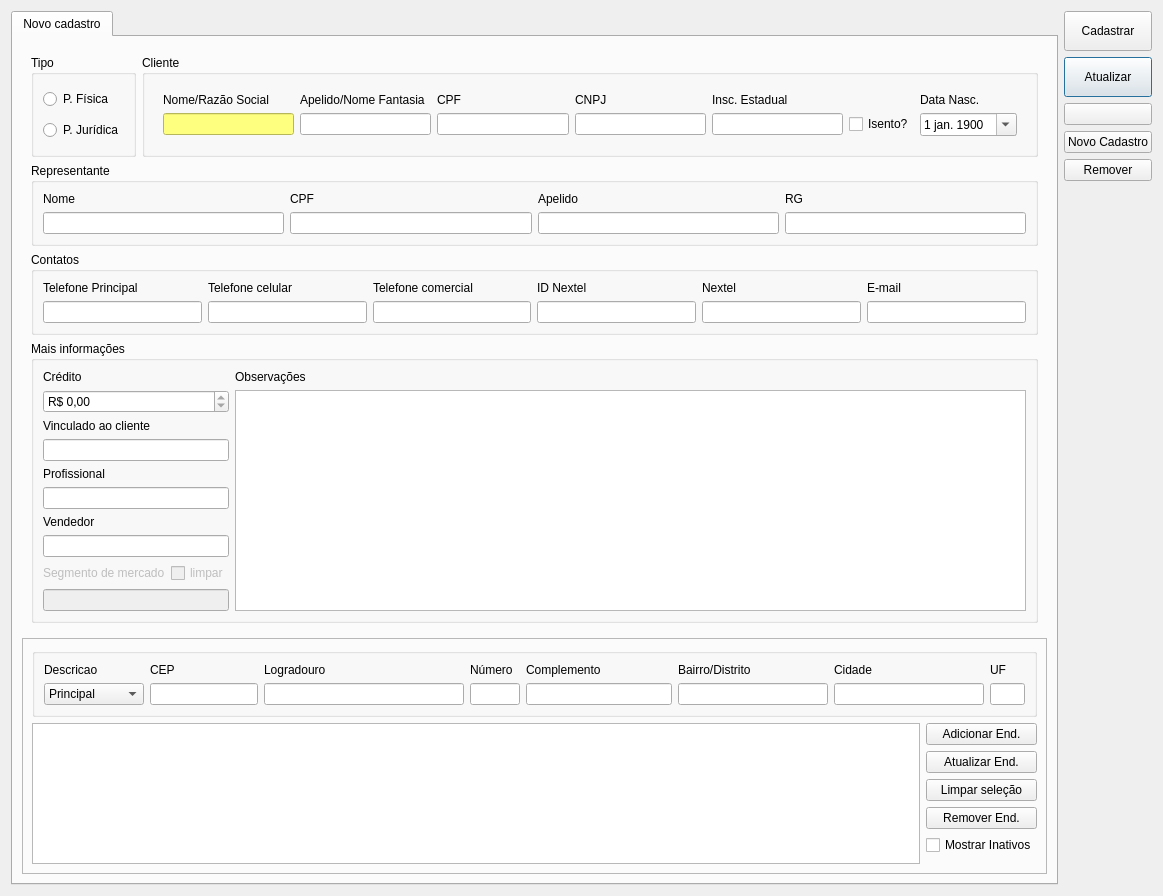
Old version of the form ui/cadastrocliente.ui in the repository lellisls/ERP-STACCATO.
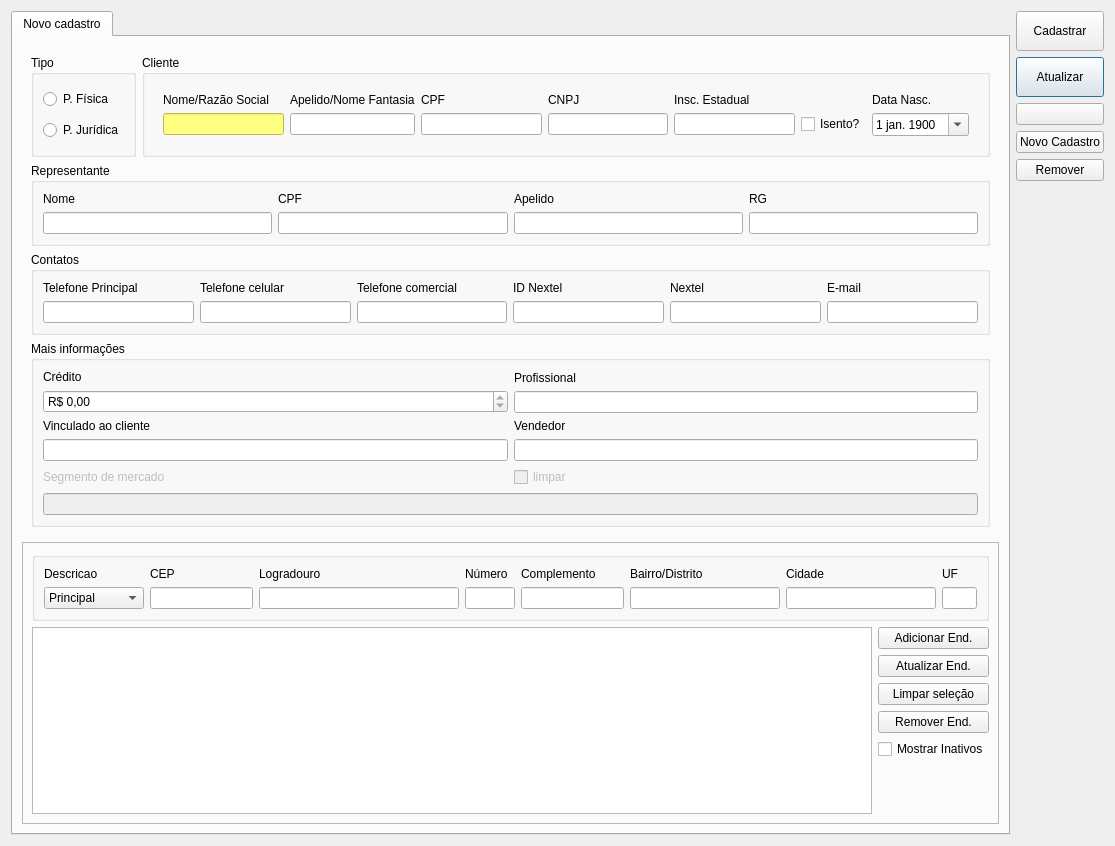
New version of the form. Icons and pictures are not drawn. Custom widgets are drawn as their Qt base class.

Patch:
```diff
--- a/ui/cadastrocliente.ui
+++ b/ui/cadastrocliente.ui
@@ -9,8 +9,8 @@
    <rect>
     <x>0</x>
     <y>0</y>
-    <width>1163</width>
-    <height>896</height>
+    <width>1115</width>
+    <height>846</height>
    </rect>
   </property>
   <property name="windowTitle">
@@ -560,60 +560,52 @@
                <string>Mais informações</string>
               </property>
               <layout class="QGridLayout" name="gridLayout">
-               <item row="0" column="0">
-                <layout class="QGridLayout" name="gridLayout_11">
-                 <item row="3" column="0" colspan="2">
-                  <widget class="ItemBox" name="itemBoxCliente">
-                   <property name="accessibleName">
-                    <string>Cliente Vinculado</string>
+               <item row="2" column="1">
+                <layout class="QVBoxLayout" name="verticalLayout_7">
+                 <item>
+                  <widget class="QLabel" name="label_41">
+                   <property name="text">
+                    <string>Vendedor</string>
                    </property>
                   </widget>
                  </item>
-                 <item row="7" column="0" colspan="2">
+                 <item>
                   <widget class="ItemBox" name="itemBoxVendedor">
                    <property name="accessibleName">
                     <string>Vendedor</string>
                    </property>
                   </widget>
                  </item>
-                 <item row="5" column="0" colspan="2">
+                </layout>
+               </item>
+               <item row="0" column="1">
+                <layout class="QVBoxLayout" name="verticalLayout_6">
+                 <item>
+                  <widget class="QLabel" name="label_42">
+                   <property name="text">
+                    <string>Profissional</string>
+                   </property>
+                  </widget>
+                 </item>
+                 <item>
                   <widget class="ItemBox" name="itemBoxProfissional">
                    <property name="accessibleName">
                     <string>Profissional</string>
                    </property>
                   </widget>
                  </item>
-                 <item row="8" column="1">
-                  <widget class="QCheckBox" name="checkBox_4">
-                   <property name="enabled">
-                    <bool>false</bool>
-                   </property>
+                </layout>
+               </item>
+               <item row="0" column="0">
+                <layout class="QVBoxLayout" name="verticalLayout_2">
+                 <item>
+                  <widget class="QLabel" name="label_2">
                    <property name="text">
-                    <string>limpar</string>
+                    <string>Crédito</string>
                    </property>
                   </widget>
                  </item>
-                 <item row="9" column="0" colspan="2">
-                  <widget class="QLineEdit" name="lineEditSegmento">
-                   <property name="enabled">
-                    <bool>false</bool>
-                   </property>
-                   <property name="accessibleName">
-                    <string>Segmento de Mercado</string>
-                   </property>
-                  </widget>
-                 </item>
-                 <item row="8" column="0">
-                  <widget class="QLabel" name="label_44">
-                   <property name="enabled">
-                    <bool>false</bool>
-                   </property>
-                   <property name="text">
-                    <string>Segmento de mercado</string>
-                   </property>
-                  </widget>
-                 </item>
-                 <item row="1" column="0" colspan="2">
+                 <item>
                   <widget class="QDoubleSpinBox" name="doubleSpinBoxCredito">
                    <property name="readOnly">
                     <bool>true</bool>
@@ -626,52 +618,55 @@
                    </property>
                   </widget>
                  </item>
-                 <item row="6" column="0" colspan="2">
-                  <widget class="QLabel" name="label_41">
-                   <property name="text">
-                    <string>Vendedor</string>
-                   </property>
-                  </widget>
-                 </item>
-                 <item row="4" column="0" colspan="2">
-                  <widget class="QLabel" name="label_42">
-                   <property name="text">
-                    <string>Profissional</string>
-                   </property>
-                  </widget>
-                 </item>
-                 <item row="2" column="0" colspan="2">
+                </layout>
+               </item>
+               <item row="2" column="0">
+                <layout class="QVBoxLayout" name="verticalLayout_5">
+                 <item>
                   <widget class="QLabel" name="label_43">
                    <property name="text">
                     <string>Vinculado ao cliente</string>
                    </property>
                   </widget>
                  </item>
-                 <item row="0" column="0" colspan="2">
-                  <widget class="QLabel" name="label_2">
-                   <property name="text">
-                    <string>Crédito</string>
+                 <item>
+                  <widget class="ItemBox" name="itemBoxCliente">
+                   <property name="accessibleName">
+                    <string>Cliente Vinculado</string>
                    </property>
                   </widget>
                  </item>
                 </layout>
                </item>
-               <item row="0" column="1">
-                <layout class="QVBoxLayout" name="verticalLayout_2">
-                 <item>
-                  <widget class="QLabel" name="label_40">
+               <item row="3" column="0" colspan="2">
+                <layout class="QGridLayout" name="gridLayout_7">
+                 <item row="0" column="0">
+                  <widget class="QLabel" name="label_44">
+                   <property name="enabled">
+                    <bool>false</bool>
+                   </property>
                    <property name="text">
-                    <string>Observações</string>
+                    <string>Segmento de mercado</string>
                    </property>
                   </widget>
                  </item>
-                 <item>
-                  <widget class="QTextEdit" name="textEditObservacoes">
+                 <item row="0" column="1">
+                  <widget class="QCheckBox" name="checkBox_4">
+                   <property name="enabled">
+                    <bool>false</bool>
+                   </property>
+                   <property name="text">
+                    <string>limpar</string>
+                   </property>
+                  </widget>
+                 </item>
+                 <item row="1" column="0" colspan="2">
+                  <widget class="QLineEdit" name="lineEditSegmento">
+                   <property name="enabled">
+                    <bool>false</bool>
+                   </property>
                    <property name="accessibleName">
-                    <string>Observações</string>
-                   </property>
-                   <property name="textInteractionFlags">
-                    <set>Qt::LinksAccessibleByKeyboard|Qt::LinksAccessibleByMouse|Qt::TextBrowserInteraction|Qt::TextEditable|Qt::TextEditorInteraction|Qt::TextSelectableByKeyboard|Qt::TextSelectableByMouse</set>
+                    <string>Segmento de Mercado</string>
                    </property>
                   </widget>
                  </item>
@@ -1009,6 +1004,11 @@
    <extends>QTableView</extends>
    <header>src/tableview.h</header>
   </customwidget>
+  <customwidget>
+   <class>ItemBox</class>
+   <extends>QLineEdit</extends>
+   <header>src/itembox.h</header>
+  </customwidget>
   <customwidget>
    <class>LineEditCEP</class>
    <extends>QLineEdit</extends>
@@ -1019,11 +1019,6 @@
    <extends>QLineEdit</extends>
    <header>src/lineedittel.h</header>
   </customwidget>
-  <customwidget>
-   <class>ItemBox</class>
-   <extends>QLineEdit</extends>
-   <header>src/itembox.h</header>
-  </customwidget>
  </customwidgets>
  <tabstops>
   <tabstop>radioButtonPF</tabstop>
```
Left out of the diff: 4 changed lines with no effect on the pictures.
